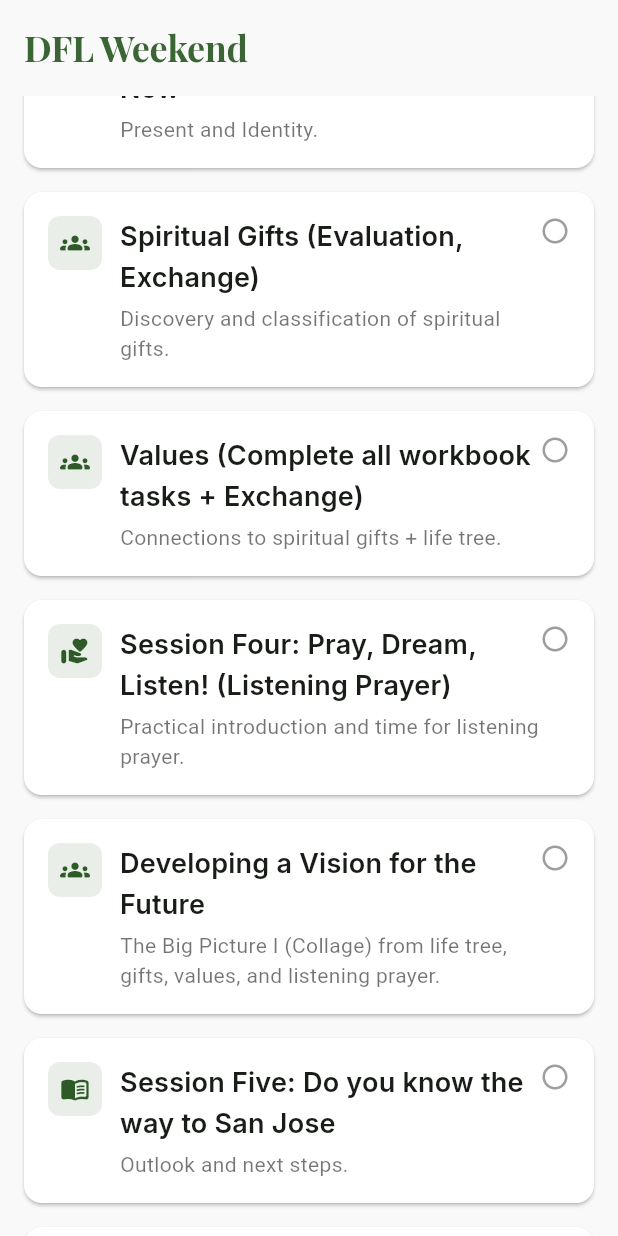
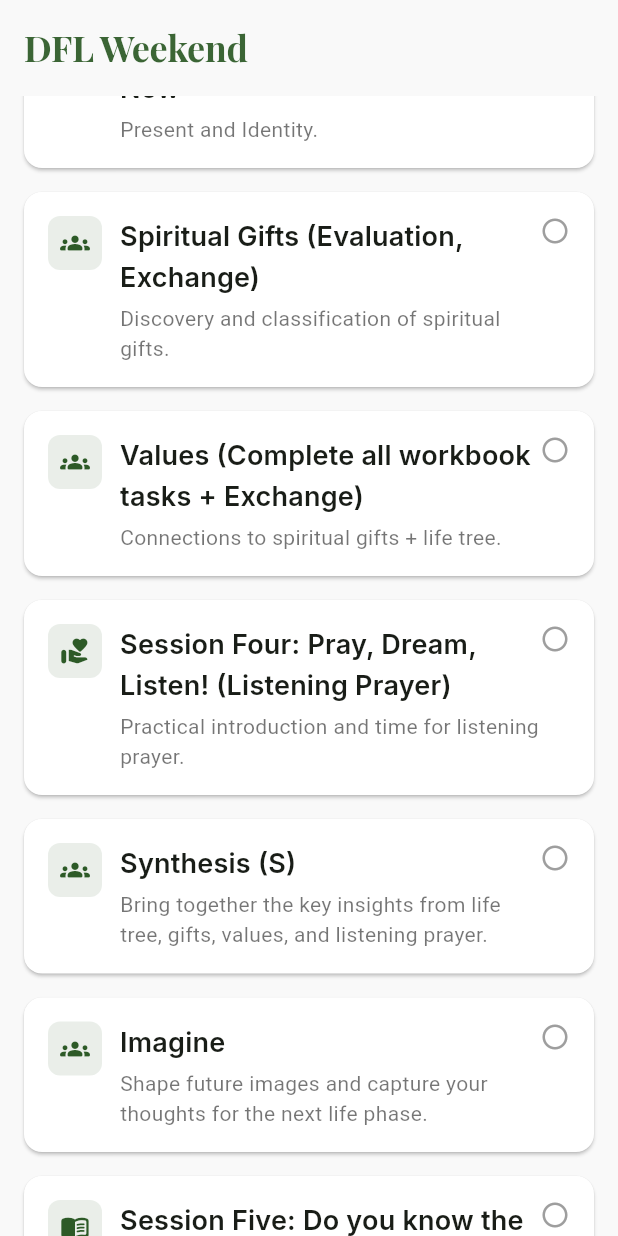
Before and after one commit to Paradoxianer/design_for_life, a Flutter app: the screen it shows after launch, scrolled down 576 dp, on a phone screen of 412 x 824 dp. Run offline on Flutter 3.47's test engine with Material 3 defaults, Android fonts, the phone set to English and light mode, and no system bars; our stand-ins replace equatable, flutter_bloc, go_router, google_fonts, hydrated_bloc, image_picker and 2 more; missing offline and left inert: graphview.

Commit message:
fix: make timeline config driven

```diff
--- a/lib/features/timeline/models/dfl_session.dart
+++ b/lib/features/timeline/models/dfl_session.dart
@@ -40,7 +40,8 @@ class DflSession extends Equatable {
   final String? room;
   final String? groupAssignment;
   final SessionStatus status;
-  final String? moduleRoute;
+  final String moduleId;
+  final String? moduleSessionId;
 
   const DflSession({
     required this.id,
@@ -52,7 +53,8 @@ class DflSession extends Equatable {
     this.room,
     this.groupAssignment,
     this.status = SessionStatus.notStarted,
-    this.moduleRoute,
+    required this.moduleId,
+    this.moduleSessionId,
   });
 
   @override
@@ -66,6 +68,7 @@ class DflSession extends Equatable {
         room,
         groupAssignment,
         status,
-        moduleRoute,
+        moduleId,
+        moduleSessionId,
       ];
 }
--- a/lib/features/timeline/models/static_timeline_data.dart
+++ b/lib/features/timeline/models/static_timeline_data.dart
@@ -1,4 +1,5 @@
 import 'package:design_for_life/l10n/generated/app_localizations.dart';
+
 import 'dfl_session.dart';
 
 class StaticTimelineData {
@@ -9,82 +10,99 @@ class StaticTimelineData {
         title: l10n.session1Title,
         description: l10n.session1Desc,
         type: SessionType.lecture,
-        moduleRoute: 'notes/session_1?title=${l10n.session1Title}',
+        moduleId: 'module_notes',
+        moduleSessionId: 'session_1',
       ),
       DflSession(
         id: 'session_2',
         title: l10n.session2Title,
         description: l10n.session2Desc,
         type: SessionType.lecture,
-        moduleRoute: 'notes/session_2?title=${l10n.session2Title}',
+        moduleId: 'module_notes',
+        moduleSessionId: 'session_2',
       ),
       DflSession(
         id: 'session_3',
         title: l10n.session3Title,
         description: l10n.session3Desc,
         type: SessionType.groupWork,
-        moduleRoute: 'life-tree/session_3?title=${l10n.lifeTreeTitle}',
+        moduleId: 'module_life_tree',
+        moduleSessionId: 'session_3',
       ),
       DflSession(
         id: 'session_4',
         title: l10n.session4Title,
         description: l10n.session4Desc,
         type: SessionType.lecture,
-        moduleRoute: 'notes/session_3?title=${l10n.session4Title}',
+        moduleId: 'module_notes',
+        moduleSessionId: 'session_3',
       ),
       DflSession(
         id: 'session_5',
         title: l10n.session5Title,
         description: l10n.session5Desc,
         type: SessionType.groupWork,
-        moduleRoute: 'spiritual-gifts/session_5?title=${l10n.session5Title}',
+        moduleId: 'module_spiritual_gifts',
+        moduleSessionId: 'session_5',
       ),
       DflSession(
         id: 'session_6',
         title: l10n.session6Title,
         description: l10n.session6Desc,
         type: SessionType.groupWork,
-        moduleRoute: 'values',
+        moduleId: 'module_values',
       ),
       DflSession(
         id: 'session_7',
         title: l10n.session7Title,
         description: l10n.session7Desc,
         type: SessionType.prayer,
-        moduleRoute: 'listening-prayer/session_7?title=${l10n.session7Title}',
+        moduleId: 'module_listening_prayer',
+        moduleSessionId: 'session_7',
       ),
       DflSession(
-        id: 'session_8',
-        title: l10n.session8Title,
-        description: l10n.session8Desc,
+        id: 'session_synthesis',
+        title: l10n.timelineSynthesisTitle,
+        description: l10n.timelineSynthesisDesc,
         type: SessionType.groupWork,
-        moduleRoute: 'collage',
+        moduleId: 'module_synthesis',
+        moduleSessionId: 'session_synthesis',
+      ),
+      DflSession(
+        id: 'session_imagine',
+        title: l10n.timelineImagineTitle,
+        description: l10n.timelineImagineDesc,
+        type: SessionType.groupWork,
+        moduleId: 'module_imagine',
+        moduleSessionId: 'session_imagine',
       ),
       DflSession(
         id: 'session_9',
         title: l10n.session9Title,
         description: l10n.session9Desc,
         type: SessionType.lecture,
-        moduleRoute: 'notes/session_5?title=${l10n.session9Title}',
+        moduleId: 'module_notes',
+        moduleSessionId: 'session_5',
       ),
       DflSession(
         id: 'session_10',
         title: l10n.session10Title,
         description: l10n.session10Desc,
         type: SessionType.personalReflection,
-        moduleRoute: 'goals/session_10?title=${l10n.session10Title}',
+        moduleId: 'module_goals',
+        moduleSessionId: 'session_10',
       ),
       DflSession(
         id: 'session_11',
         title: l10n.session11Title,
         type: SessionType.other,
-        moduleRoute: 'group-photo',
+        moduleId: 'module_group_photo',
       ),
       DflSession(
         id: 'session_12',
         title: l10n.session12Title,
         type: SessionType.other,
-        moduleRoute: 'feedback',
+        moduleId: 'module_feedback',
       ),
     ];
   }
--- /dev/null
+++ b/lib/features/timeline/models/timeline_config_session.dart
@@ -0,0 +1,119 @@
+import 'package:design_for_life/l10n/generated/app_localizations.dart';
+
+import 'dfl_session.dart';
+
+class TimelineConfigSession {
+  final String id;
+  final String moduleId;
+  final String? moduleSessionId;
+  final int order;
+  final String titleKey;
+  final String? descriptionKey;
+  final SessionType type;
+  final bool enabled;
+
+  const TimelineConfigSession({
+    required this.id,
+    required this.moduleId,
+    this.moduleSessionId,
+    required this.order,
+    required this.titleKey,
+    this.descriptionKey,
+    required this.type,
+    this.enabled = true,
+  });
+
+  factory TimelineConfigSession.fromJson(Map<String, dynamic> json) {
+    return TimelineConfigSession(
+      id: json['id'] as String,
+      moduleId: json['moduleId'] as String,
+      moduleSessionId: json['moduleSessionId'] as String?,
+      order: json['order'] as int,
+      titleKey: json['titleKey'] as String,
+      descriptionKey: json['descriptionKey'] as String?,
+      type: _sessionTypeFromString(json['type'] as String? ?? 'other'),
+      enabled: json['enabled'] as bool? ?? true,
+    );
+  }
+
+  DflSession toSession(AppLocalizations l10n) {
+    return DflSession(
+      id: id,
+      title: _localizedValue(l10n, titleKey),
+      description: descriptionKey == null ? null : _localizedValue(l10n, descriptionKey!),
+      type: type,
+      moduleId: moduleId,
+      moduleSessionId: moduleSessionId,
+    );
+  }
+
+  static SessionType _sessionTypeFromString(String value) {
+    switch (value) {
+      case 'lecture':
+        return SessionType.lecture;
+      case 'groupWork':
+        return SessionType.groupWork;
+      case 'personalReflection':
+        return SessionType.personalReflection;
+      case 'prayer':
+        return SessionType.prayer;
+      default:
+        return SessionType.other;
+    }
+  }
+
+  static String _localizedValue(AppLocalizations l10n, String key) {
+    switch (key) {
+      case 'session1Title':
+        return l10n.session1Title;
+      case 'session1Desc':
+        return l10n.session1Desc;
+      case 'session2Title':
+        return l10n.session2Title;
+      case 'session2Desc':
+        return l10n.session2Desc;
+      case 'session3Title':
+        return l10n.session3Title;
+      case 'session3Desc':
+        return l10n.session3Desc;
+      case 'session4Title':
+        return l10n.session4Title;
+      case 'session4Desc':
+        return l10n.session4Desc;
+      case 'session5Title':
+        return l10n.session5Title;
+      case 'session5Desc':
+        return l10n.session5Desc;
+      case 'session6Title':
+        return l10n.session6Title;
+      case 'session6Desc':
+        return l10n.session6Desc;
+      case 'session7Title':
+        return l10n.session7Title;
+      case 'session7Desc':
+        return l10n.session7Desc;
+      case 'timelineSynthesisTitle':
+        return l10n.timelineSynthesisTitle;
+      case 'timelineSynthesisDesc':
+        return l10n.timelineSynthesisDesc;
+      case 'timelineImagineTitle':
+        return l10n.timelineImagineTitle;
+      case 'timelineImagineDesc':
+        return l10n.timelineImagineDesc;
+      case 'session9Title':
+        return l10n.session9Title;
+      case 'session9Desc':
+        return l10n.session9Desc;
+      case 'session10Title':
+        return l10n.session10Title;
+      case 'session10Desc':
+        return l10n.session10Desc;
+      case 'session11Title':
+        return l10n.session11Title;
+      case 'session12Title':
+        return l10n.session12Title;
+      default:
+        return key;
+    }
+  }
+}
--- a/lib/features/timeline/screens/timeline_screen.dart
+++ b/lib/features/timeline/screens/timeline_screen.dart
@@ -1,16 +1,10 @@
 import 'package:flutter/material.dart';
-import 'package:flutter_bloc/flutter_bloc.dart';
 import 'package:go_router/go_router.dart';
 import 'package:design_for_life/l10n/generated/app_localizations.dart';
-import 'package:design_for_life/features/notes/bloc/notes_bloc.dart';
-import 'package:design_for_life/features/listening_prayer/bloc/listening_prayer_bloc.dart';
-import 'package:design_for_life/features/goals/bloc/goals_bloc.dart';
-import 'package:design_for_life/features/values/bloc/values_bloc.dart';
-import 'package:design_for_life/features/spiritual_gifts/bloc/spiritual_gifts_bloc.dart';
-import 'package:design_for_life/features/feedback/bloc/feedback_bloc.dart';
-import 'package:design_for_life/features/life_tree/bloc/life_tree_bloc.dart';
-import '../models/static_timeline_data.dart';
+
 import '../models/dfl_session.dart';
+import '../services/timeline_config_repository.dart';
+import '../services/timeline_module_registry.dart';
 import '../widgets/timeline_card.dart';
 
 class TimelineScreen extends StatelessWidget {
@@ -18,9 +12,19 @@ class TimelineScreen extends StatelessWidget {
 
   @override
   Widget build(BuildContext context) {
+    final l10n = AppLocalizations.of(context);
+
+    return FutureBuilder<List<DflSession>>(
+      future: const TimelineConfigRepository().loadSessions(l10n),
+      builder: (context, snapshot) {
+        if (!snapshot.hasData) {
+          return const Scaffold(
+            body: Center(child: CircularProgressIndicator()),
+          );
+        }
+
         final theme = Theme.of(context);
-    final l10n = AppLocalizations.of(context);
-    final sessions = StaticTimelineData.getSessions(l10n);
+        final sessions = snapshot.data!;
 
         return Scaffold(
           body: CustomScrollView(
@@ -48,6 +52,8 @@ class TimelineScreen extends StatelessWidget {
             ],
           ),
         );
+      },
+    );
   }
 }
 
@@ -56,39 +62,9 @@ class _TimelineCardWrapper extends StatelessWidget {
 
   const _TimelineCardWrapper({required this.session});
 
-  String _parseId(String route) {
-    final parts = route.split('/');
-    if (parts.length > 1) {
-      return parts[1].split('?')[0];
-    }
-    return '';
-  }
-
   @override
   Widget build(BuildContext context) {
-    final route = session.moduleRoute ?? '';
-    bool isCompleted = false;
-
-    if (route.startsWith('notes/')) {
-      final sessionId = _parseId(route);
-      isCompleted = context.watch<NotesBloc>().state.isCompleted(sessionId);
-    } else if (route.startsWith('listening-prayer/')) {
-      final sessionId = _parseId(route);
-      isCompleted = context.watch<ListeningPrayerBloc>().state.isCompleted(sessionId);
-    } else if (route.startsWith('goals/')) {
-      final sessionId = _parseId(route);
-      isCompleted = context.watch<GoalsBloc>().state.isCompleted(sessionId);
-    } else if (route.startsWith('spiritual-gifts/')) {
-      final sessionId = _parseId(route);
-      isCompleted = context.watch<SpiritualGiftsBloc>().state.isSessionCompleted(sessionId);
-    } else if (route.startsWith('life-tree/')) {
-      final sessionId = _parseId(route);
-      isCompleted = context.watch<LifeTreeBloc>().state.isCompleted(sessionId);
-    } else if (route == 'values') {
-      isCompleted = context.watch<ValuesBloc>().state.isCompleted;
-    } else if (route == 'feedback') {
-      isCompleted = context.watch<FeedbackBloc>().state.response.allRatingsFilled;
-    }
+    final isCompleted = TimelineModuleRegistry.isCompleted(context, session);
 
     final updatedSession = DflSession(
       id: session.id,
@@ -100,16 +76,18 @@ class _TimelineCardWrapper extends StatelessWidget {
       room: session.room,
       groupAssignment: session.groupAssignment,
       status: isCompleted ? SessionStatus.done : session.status,
-      moduleRoute: session.moduleRoute,
+      moduleId: session.moduleId,
+      moduleSessionId: session.moduleSessionId,
     );
 
     return TimelineCard(
       session: updatedSession,
       onTap: () {
-        if (session.moduleRoute != null) {
-          final targetRoute = isCompleted
-            ? '${session.moduleRoute}${session.moduleRoute!.contains('?') ? '&' : '?'}mode=result'
-            : session.moduleRoute!;
+        final targetRoute = TimelineModuleRegistry.buildRoute(
+          session,
+          resultMode: isCompleted,
+        );
+        if (targetRoute != null) {
           context.push('/$targetRoute');
         }
       },
--- /dev/null
+++ b/lib/features/timeline/services/timeline_module_registry.dart
@@ -0,0 +1,70 @@
+import 'package:flutter/material.dart';
+import 'package:flutter_bloc/flutter_bloc.dart';
+
+import 'package:design_for_life/features/feedback/bloc/feedback_bloc.dart';
+import 'package:design_for_life/features/goals/bloc/goals_bloc.dart';
+import 'package:design_for_life/features/life_tree/bloc/life_tree_bloc.dart';
+import 'package:design_for_life/features/listening_prayer/bloc/listening_prayer_bloc.dart';
+import 'package:design_for_life/features/notes/bloc/notes_bloc.dart';
+import 'package:design_for_life/features/spiritual_gifts/bloc/spiritual_gifts_bloc.dart';
+import 'package:design_for_life/features/values/bloc/values_bloc.dart';
+
+import '../models/dfl_session.dart';
+
+class TimelineModuleRegistry {
+  const TimelineModuleRegistry._();
+
+  static bool isCompleted(BuildContext context, DflSession session) {
+    final moduleSessionId = session.moduleSessionId ?? session.id;
+
+    switch (session.moduleId) {
+      case 'module_notes':
+      case 'module_synthesis':
+      case 'module_imagine':
+        return context.watch<NotesBloc>().state.isCompleted(moduleSessionId);
+      case 'module_listening_prayer':
+        return context.watch<ListeningPrayerBloc>().state.isCompleted(moduleSessionId);
+      case 'module_goals':
+        return context.watch<GoalsBloc>().state.isCompleted(moduleSessionId);
+      case 'module_spiritual_gifts':
+        return context.watch<SpiritualGiftsBloc>().state.isSessionCompleted(moduleSessionId);
+      case 'module_life_tree':
+        return context.watch<LifeTreeBloc>().state.isCompleted(moduleSessionId);
+      case 'module_values':
+        return context.watch<ValuesBloc>().state.isCompleted;
+      case 'module_feedback':
+        return context.watch<FeedbackBloc>().state.response.allRatingsFilled;
+      default:
+        return false;
+    }
+  }
+
+  static String? buildRoute(DflSession session, {bool resultMode = false}) {
+    final moduleSessionId = session.moduleSessionId ?? session.id;
+    final titleParam = Uri.encodeQueryComponent(session.title);
+    final modeSuffix = resultMode ? '&mode=result' : '';
+
+    switch (session.moduleId) {
+      case 'module_notes':
+      case 'module_synthesis':
+      case 'module_imagine':
+        return 'notes/$moduleSessionId?title=$titleParam$modeSuffix';
+      case 'module_life_tree':
+        return 'life-tree/$moduleSessionId?title=$titleParam$modeSuffix';
+      case 'module_listening_prayer':
+        return 'listening-prayer/$moduleSessionId?title=$titleParam$modeSuffix';
+      case 'module_goals':
+        return 'goals/$moduleSessionId?title=$titleParam$modeSuffix';
+      case 'module_spiritual_gifts':
+        return 'spiritual-gifts/$moduleSessionId?title=$titleParam$modeSuffix';
+      case 'module_values':
+        return 'values?title=$titleParam${resultMode ? '&mode=result' : ''}';
+      case 'module_feedback':
+        return 'feedback?title=$titleParam${resultMode ? '&mode=result' : ''}';
+      case 'module_group_photo':
+        return 'group-photo';
+      default:
+        return null;
+    }
+  }
+}
--- a/lib/l10n/app_de.arb
+++ b/lib/l10n/app_de.arb
@@ -212,6 +212,10 @@
   "session10Title": "3 Ziele festlegen",
   "session10Desc": "Persönliche Zielsetzung in Einzelgesprächen.",
   "session11Title": "Gruppenfoto",
+  "timelineSynthesisTitle": "Synthesis (S)",
+  "timelineSynthesisDesc": "Verdichte die wichtigsten Erkenntnisse aus Lebensbaum, Gaben, Werten und hörendem Gebet.",
+  "timelineImagineTitle": "Imagine",
+  "timelineImagineDesc": "Gestalte Zukunftsbilder und halte deine Gedanken zur nächsten Lebensphase fest.",
   "session12Title": "Feedbackbogen",
   "valueGenauigkeit": "Genauigkeit",
   "valueFamilie": "Familie",
--- a/lib/l10n/app_en.arb
+++ b/lib/l10n/app_en.arb
@@ -212,6 +212,10 @@
   "session10Title": "Setting 3 Goals",
   "session10Desc": "Personal goal setting in individual sessions.",
   "session11Title": "Group Photo",
+  "timelineSynthesisTitle": "Synthesis (S)",
+  "timelineSynthesisDesc": "Bring together the key insights from life tree, gifts, values, and listening prayer.",
+  "timelineImagineTitle": "Imagine",
+  "timelineImagineDesc": "Shape future images and capture your thoughts for the next life phase.",
   "session12Title": "Feedback Form",
   "valueGenauigkeit": "Accuracy",
   "valueFamilie": "Family",
--- a/pubspec.yaml
+++ b/pubspec.yaml
@@ -45,5 +45,6 @@ flutter:
   generate: true
 
   assets:
+    - assets/config/
     - assets/data/
     - assets/DFL_Logo.png
```
Also changed, not shown: assets/config/timeline_config.json (added, +130 -0 lines), lib/features/timeline/services/timeline_config_repository.dart (added, +39 -0 lines), lib/l10n/generated/app_localizations.dart, lib/l10n/generated/app_localizations_de.dart, lib/l10n/generated/app_localizations_en.dart, 1 other file. Lines whose indentation alone changed are shown as unchanged.
